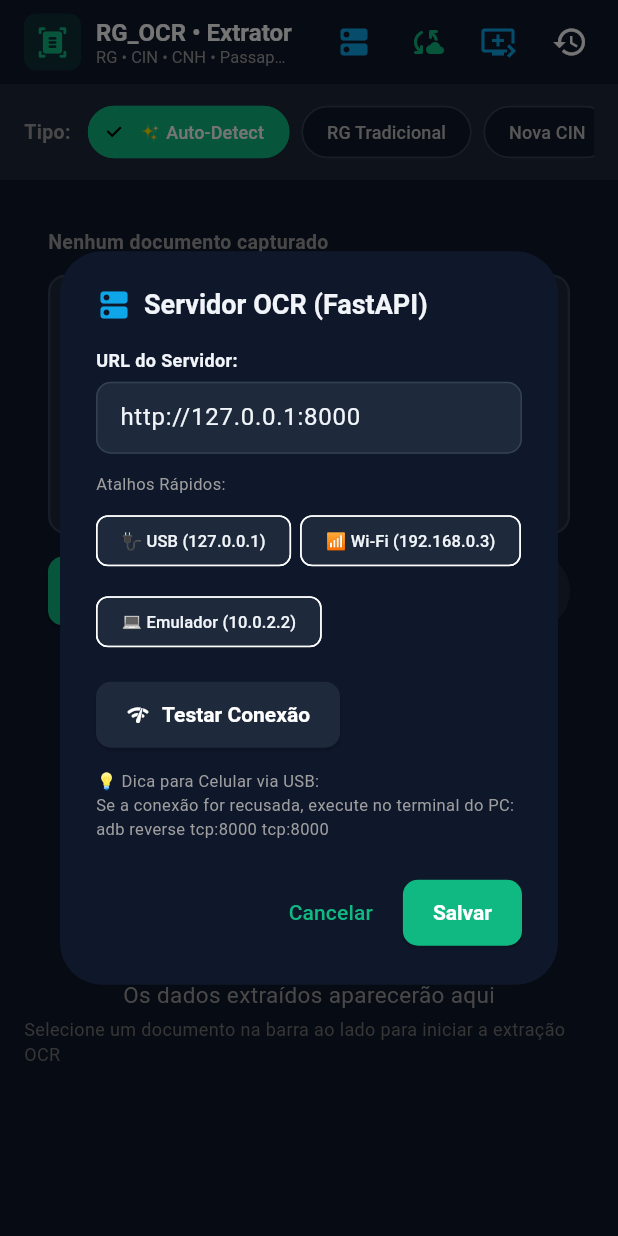
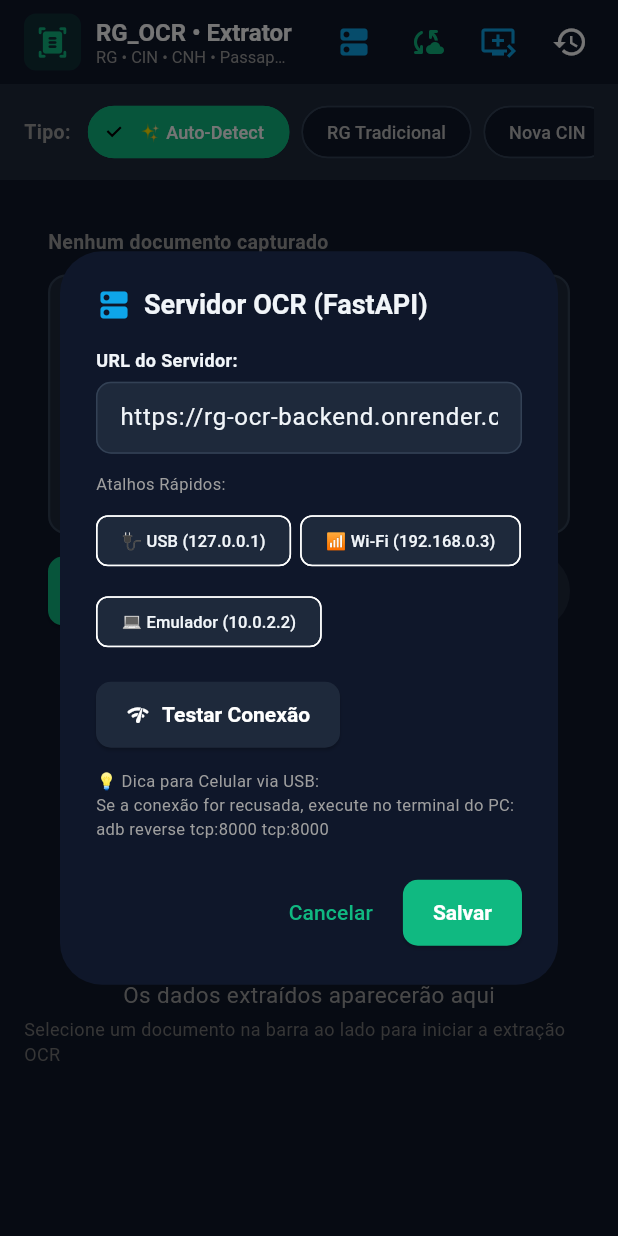
Before and after one commit to caiofrk/RG_OCR, a Flutter app: the screen it shows after launch, after a tap on the "dns" icon, on a phone screen of 412 x 824 dp. Run offline on Flutter 3.47's test engine with Material 3 defaults, Android fonts, the phone set to English and light mode, and no system bars; our stand-ins replace file_picker, flutter_riverpod, go_router, image_picker, supabase_flutter; missing offline and left inert: google_mlkit_barcode_scanning, google_mlkit_document_scanner, google_mlkit_face_detection, google_mlkit_text_recognition, mobile_scanner; accounts and stored records are empty.

Commit message:
Hardcode Render OCR Base URL

```diff
--- a/apps/crm_app/lib/core/constants/app_constants.dart
+++ b/apps/crm_app/lib/core/constants/app_constants.dart
@@ -16,11 +16,8 @@ class AppConstants {
     const envUrl = String.fromEnvironment('OCR_BASE_URL', defaultValue: '');
     if (envUrl.isNotEmpty) return envUrl;
 
-    // Dynamically detect the host if running on Web and not on localhost
-    if (Uri.base.host.isNotEmpty && Uri.base.host != '127.0.0.1') {
-      return 'http://${Uri.base.host}:8000';
-    }
-    return 'http://127.0.0.1:8000';
+    // Default to the live Render backend for web deployments
+    return 'https://rg-ocr-backend.onrender.com';
   }
 
   // Storage Buckets
```
